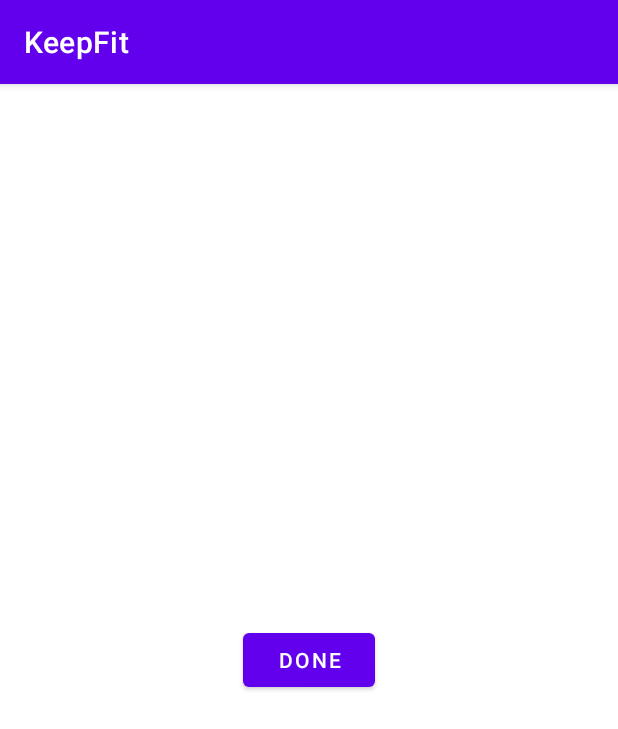
After one commit to jackz314/KeepFit, an Android app: the NewUserActivity screen opened directly, with no data from a screen before it, on a phone screen of 412 x 824 dp. The commit adds this screen. Shown: the top 729 px of the screen. Run offline under Robolectric (Android 15) with nearby library versions, the phone set to English and light mode, and no system bars; 1 statement that could not run was skipped.

Commit message:
add new user registration stuff

```diff
--- a/app/build.gradle
+++ b/app/build.gradle
@@ -34,8 +34,11 @@ android {
 }
 
 dependencies {
+//    implementation fileTree(include: ['*.jar'], dir: 'libs')
+//    implementation files(android.sdkDirectory.path + '/platforms/android-30/android.jar')
 
     implementation 'androidx.appcompat:appcompat:1.2.0'
+    implementation "androidx.activity:activity:1.2.0"
     implementation 'com.google.android.material:material:1.3.0'
     implementation 'androidx.constraintlayout:constraintlayout:2.0.4'
     implementation 'androidx.navigation:navigation-fragment:2.3.3'
--- a/app/src/main/AndroidManifest.xml
+++ b/app/src/main/AndroidManifest.xml
@@ -2,7 +2,7 @@
 <manifest xmlns:android="http://schemas.android.com/apk/res/android"
     package="com.jackz314.keepfit">
 
-    <uses-permission android:name="android.permission.INTERNET"/>
+    <uses-permission android:name="android.permission.INTERNET" />
 
     <application
         android:allowBackup="true"
@@ -11,6 +11,7 @@
         android:roundIcon="@mipmap/ic_launcher_round"
         android:supportsRtl="true"
         android:theme="@style/Theme.KeepFit">
+        <activity android:name=".NewUserActivity"></activity>
         <activity
             android:name=".MainActivity"
             android:label="@string/app_name">
@@ -21,4 +22,5 @@
             </intent-filter>
         </activity>
     </application>
+
 </manifest>
--- /dev/null
+++ b/app/src/main/java/com/jackz314/keepfit/NewUserActivity.java
@@ -0,0 +1,23 @@
+package com.jackz314.keepfit;
+
+import androidx.appcompat.app.AppCompatActivity;
+
+import android.os.Bundle;
+
+import com.jackz314.keepfit.databinding.ActivityNewUserBinding;
+import com.jackz314.keepfit.databinding.FragmentMeBinding;
+
+public class NewUserActivity extends AppCompatActivity {
+
+    private ActivityNewUserBinding b;
+
+
+    @Override
+    protected void onCreate(Bundle savedInstanceState) {
+        super.onCreate(savedInstanceState);
+        setContentView(R.layout.activity_new_user);
+        b.finishNewUserBtn.setOnClickListener(view -> {
+
+        });
+    }
+}
--- /dev/null
+++ b/app/src/main/res/layout/activity_new_user.xml
@@ -0,0 +1,18 @@
+<?xml version="1.0" encoding="utf-8"?>
+<androidx.constraintlayout.widget.ConstraintLayout xmlns:android="http://schemas.android.com/apk/res/android"
+    xmlns:app="http://schemas.android.com/apk/res-auto"
+    xmlns:tools="http://schemas.android.com/tools"
+    android:layout_width="match_parent"
+    android:layout_height="match_parent"
+    tools:context=".NewUserActivity">
+
+    <Button
+        android:id="@+id/finish_new_user_btn"
+        android:layout_width="wrap_content"
+        android:layout_height="wrap_content"
+        android:text="Done"
+        app:layout_constraintBottom_toBottomOf="parent"
+        app:layout_constraintEnd_toEndOf="parent"
+        app:layout_constraintStart_toStartOf="parent"
+        app:layout_constraintTop_toTopOf="parent" />
+</androidx.constraintlayout.widget.ConstraintLayout>
--- a/build.gradle
+++ b/build.gradle
@@ -1,4 +1,6 @@
-// Top-level build file where you can add configuration options common to all sub-projects/modules.
+ext {
+    targetCompatibility = JavaVersion.VERSION_1_8
+}// Top-level build file where you can add configuration options common to all sub-projects/modules.
 buildscript {
     repositories {
         google()
```
Also changed, not shown: app/src/main/java/com/jackz314/keepfit/MainActivity.java (+29 -3 lines).
